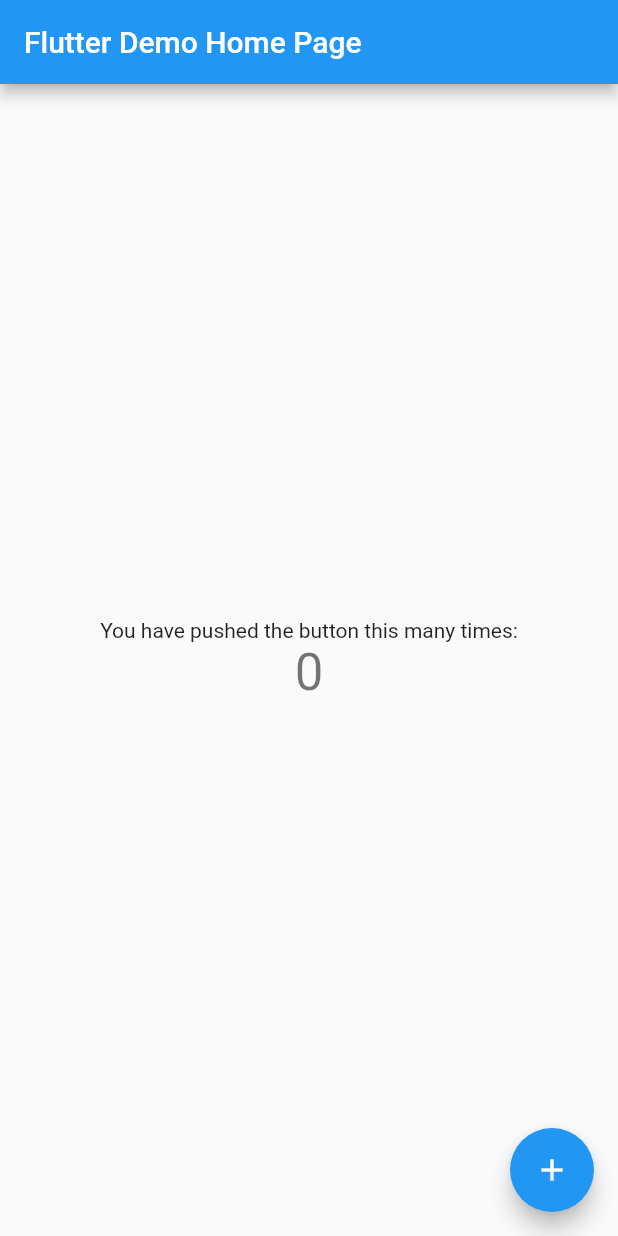
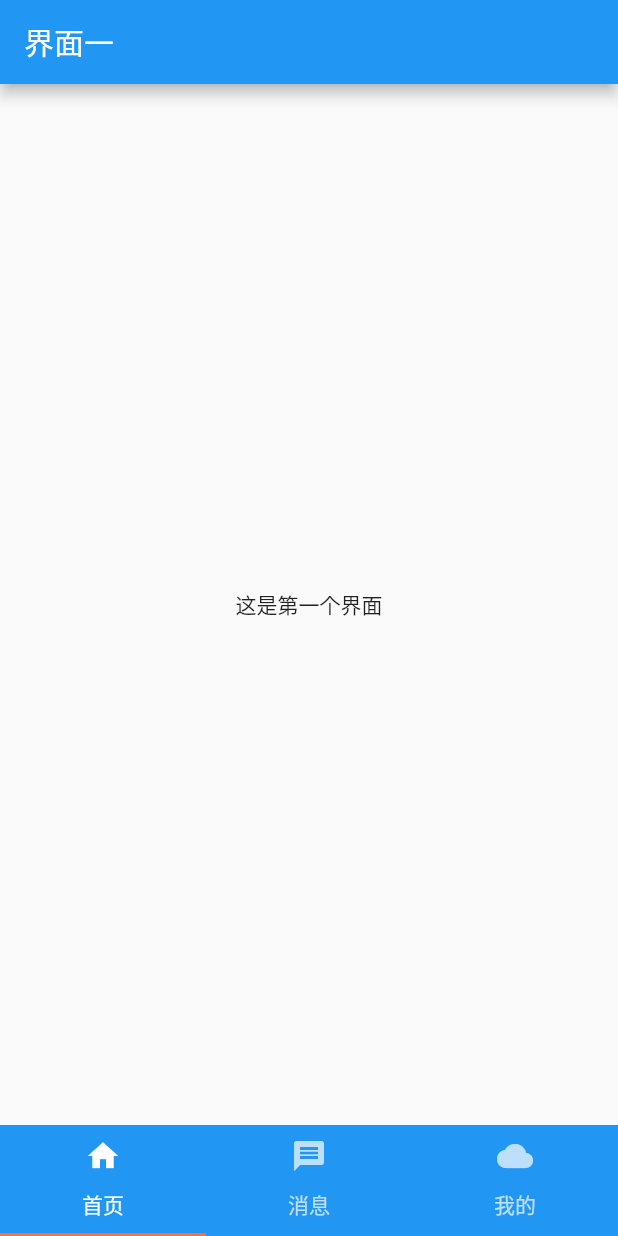
Before and after one commit to zhanglong233/FlutterDemo, a Flutter app: the screen it shows after launch, on a phone screen of 412 x 824 dp. Run offline on Flutter 3.47's test engine with Material 2 defaults, Android fonts, the phone set to English and light mode, and no system bars.

Commit message:
使用bottomNavigationBar配合TabBar实现底部导航栏

```diff
--- a/lib/main.dart
+++ b/lib/main.dart
@@ -1,109 +1,79 @@
 import 'package:flutter/material.dart';
+
+import './screen/firstPage.dart';
+import './screen/secondPage.dart';
+import './screen/thirdPage.dart';
 
 void main() => runApp(new MyApp());
 
 class MyApp extends StatelessWidget {
-  // This widget is the root of your application.
   @override
   Widget build(BuildContext context) {
     return new MaterialApp(
       title: 'Flutter Demo',
       theme: new ThemeData(
-        // This is the theme of your application.
-        //
-        // Try running your application with "flutter run". You'll see the
-        // application has a blue toolbar. Then, without quitting the app, try
-        // changing the primarySwatch below to Colors.green and then invoke
-        // "hot reload" (press "r" in the console where you ran "flutter run",
-        // or press Run > Flutter Hot Reload in IntelliJ). Notice that the
-        // counter didn't reset back to zero; the application is not restarted.
         primarySwatch: Colors.blue,
+        brightness: Brightness.light,
+        //primaryColor: Color(0xFF00796B),
+        accentColor: Colors.deepOrangeAccent
       ),
-      home: new MyHomePage(title: 'Flutter Demo Home Page'),
+      home: new MyHomePage(),
     );
   }
 }
 
 class MyHomePage extends StatefulWidget {
-  MyHomePage({Key key, this.title}) : super(key: key);
-
-  // This widget is the home page of your application. It is stateful, meaning
-  // that it has a State object (defined below) that contains fields that affect
-  // how it looks.
-
-  // This class is the configuration for the state. It holds the values (in this
-  // case the title) provided by the parent (in this case the App widget) and
-  // used by the build method of the State. Fields in a Widget subclass are
-  // always marked "final".
-
-  final String title;
-
   @override
   _MyHomePageState createState() => new _MyHomePageState();
 }
 
-class _MyHomePageState extends State<MyHomePage> {
-  int _counter = 0;
+class _MyHomePageState extends State<MyHomePage> with SingleTickerProviderStateMixin{
 
-  void _incrementCounter() {
-    setState(() {
-      // This call to setState tells the Flutter framework that something has
-      // changed in this State, which causes it to rerun the build method below
-      // so that the display can reflect the updated values. If we changed
-      // _counter without calling setState(), then the build method would not be
-      // called again, and so nothing would appear to happen.
-      _counter++;
-    });
+  //tabbar的控制器
+  TabController controller;
+
+  @override
+  void initState() {
+    controller = new TabController(length: 3, vsync: this);
+    super.initState();
+  }
+
+  @override
+  void dispose() {
+    controller.dispose();
+    super.dispose();
   }
 
   @override
   Widget build(BuildContext context) {
-    // This method is rerun every time setState is called, for instance as done
-    // by the _incrementCounter method above.
-    //
-    // The Flutter framework has been optimized to make rerunning build methods
-    // fast, so that you can just rebuild anything that needs updating rather
-    // than having to individually change instances of widgets.
     return new Scaffold(
-      appBar: new AppBar(
-        // Here we take the value from the MyHomePage object that was created by
-        // the App.build method, and use it to set our appbar title.
-        title: new Text(widget.title),
+      body: new TabBarView(
+        controller: controller,
+        children: <Widget>[
+          new FirstPage(),
+          new SecondPage(),
+          new ThirdPage()
+        ],
       ),
-      body: new Center(
-        // Center is a layout widget. It takes a single child and positions it
-        // in the middle of the parent.
-        child: new Column(
-          // Column is also layout widget. It takes a list of children and
-          // arranges them vertically. By default, it sizes itself to fit its
-          // children horizontally, and tries to be as tall as its parent.
-          //
-          // Invoke "debug paint" (press "p" in the console where you ran
-          // "flutter run", or select "Toggle Debug Paint" from the Flutter tool
-          // window in IntelliJ) to see the wireframe for each widget.
-          //
-          // Column has various properties to control how it sizes itself and
-          // how it positions its children. Here we use mainAxisAlignment to
-          // center the children vertically; the main axis here is the vertical
-          // axis because Columns are vertical (the cross axis would be
-          // horizontal).
-          mainAxisAlignment: MainAxisAlignment.center,
-          children: <Widget>[
-            new Text(
-              'You have pushed the button this many times:',
-            ),
-            new Text(
-              '$_counter',
-              style: Theme.of(context).textTheme.display1,
-            ),
+      bottomNavigationBar: new Material(
+        color: Colors.blue,
+        child: new TabBar(
+          controller: controller,
+          tabs: <Tab>[
+            new Tab(text: '首页',icon: new Icon(Icons.home)),
+            new Tab(text: '消息',icon: new Icon(Icons.message)),
+            new Tab(text: '我的',icon: new Icon(Icons.cloud))
           ],
         ),
       ),
-      floatingActionButton: new FloatingActionButton(
-        onPressed: _incrementCounter,
-        tooltip: 'Increment',
-        child: new Icon(Icons.add),
-      ), // This trailing comma makes auto-formatting nicer for build methods.
+      /*bottomNavigationBar: new BottomNavigationBar(
+        items: [
+          BottomNavigationBarItem(icon: new Icon(Icons.home), title: new Text('首页')),
+          BottomNavigationBarItem(icon: new Icon(Icons.message), title: new Text('消息')),
+          BottomNavigationBarItem(icon: new Icon(Icons.cloud), title: new Text('我的')),
+        ],
+      ),*/
     );
   }
+
 }
--- /dev/null
+++ b/lib/screen/firstPage.dart
@@ -0,0 +1,20 @@
+import 'package:flutter/material.dart';
+
+class FirstPage extends StatefulWidget {
+  @override
+  FirstPageState createState() => new FirstPageState();
+}
+
+class FirstPageState extends State<FirstPage> {
+  @override
+  Widget build(BuildContext context) {
+    return new Scaffold(
+      appBar: new AppBar(
+        title: new Text('界面一'),
+      ),
+      body: new Center(
+        child: new Text('这是第一个界面'),
+      ),
+    );
+  }
+}
```
Also changed, not shown: lib/screen/secondPage.dart (added, +22 -0 lines), lib/screen/thirdPage.dart (added, +20 -0 lines).
